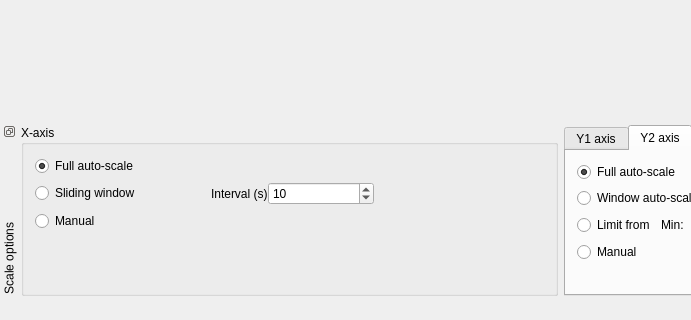
Old version of the form src/dialogs/mainwindow.ui in the repository ModbusScope/ModbusScope; both pictures show x 0 to 691 and y 321 to 641 of the 1006 by 641 pixel window.
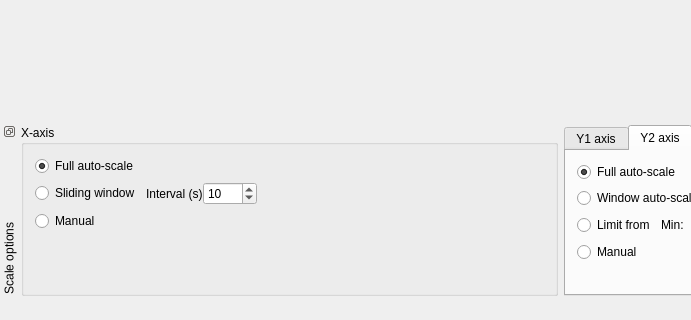
New version of the form. Icons and pictures are not drawn. Custom widgets are drawn as their Qt base class.

Commit message: Improve scaling of dock

Diff of the .ui file:
```diff
--- a/src/dialogs/mainwindow.ui
+++ b/src/dialogs/mainwindow.ui
@@ -222,7 +222,7 @@
        <property name="flat">
         <bool>false</bool>
        </property>
-       <layout class="QHBoxLayout" name="horizontalLayout_2" stretch="1">
+       <layout class="QHBoxLayout" name="horizontalLayout_2" stretch="1,2">
         <property name="sizeConstraint">
          <enum>QLayout::SetMinimumSize</enum>
         </property>
@@ -341,6 +341,19 @@
           </item>
          </layout>
         </item>
+        <item>
+         <spacer name="horizontalSpacer_2">
+          <property name="orientation">
+           <enum>Qt::Horizontal</enum>
+          </property>
+          <property name="sizeHint" stdset="0">
+           <size>
+            <width>40</width>
+            <height>20</height>
+           </size>
+          </property>
+         </spacer>
+        </item>
        </layout>
       </widget>
      </item>
```
